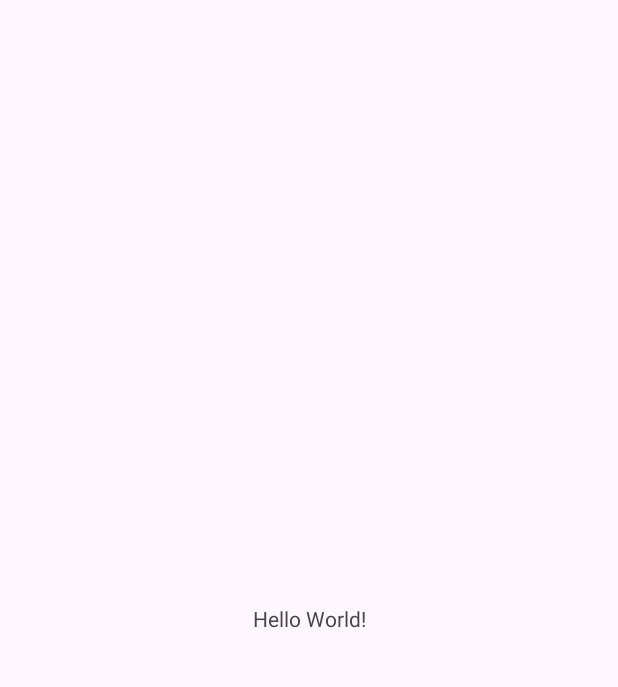
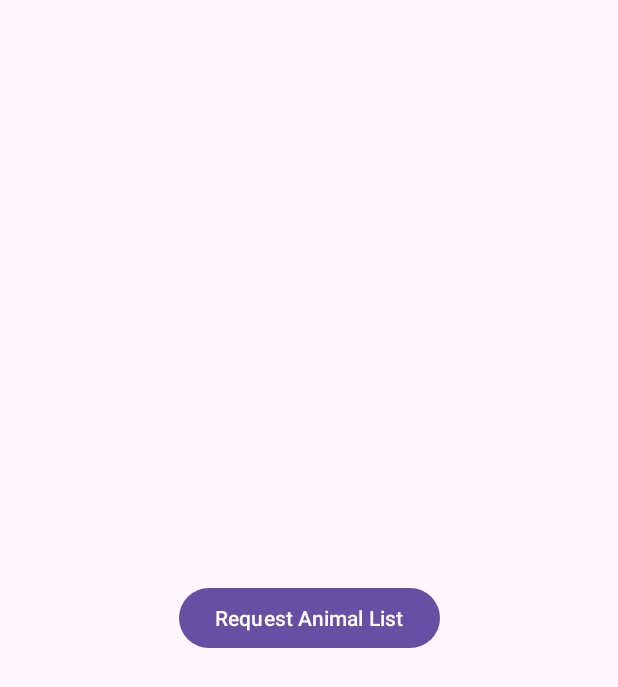
Before and after one commit to sergionaude/MVI_animals_list, an Android app: the screen it shows after launch (MainActivity), on a phone screen of 412 x 824 dp. Before the commit the part shown is almost empty. Shown: the top 687 px of the screen. Run offline under Robolectric (Android 15) with nearby library versions, the phone set to English and light mode, and no system bars.

Commit message:
Add recyclerView adapter, recyclewrView Holder, Add animal item, add viewbinding

```diff
--- a/app/src/main/java/com/sergionaude/mvi_animals_list/MainActivity.kt
+++ b/app/src/main/java/com/sergionaude/mvi_animals_list/MainActivity.kt
@@ -3,8 +3,12 @@ package com.sergionaude.mvi_animals_list
 import android.os.Bundle
 import androidx.activity.enableEdgeToEdge
 import androidx.appcompat.app.AppCompatActivity
+import com.sergionaude.mvi_animals_list.databinding.ActivityMainBinding
 
 class MainActivity : AppCompatActivity() {
+
+    private val binding : ActivityMainBinding? = null
+
     override fun onCreate(savedInstanceState: Bundle?) {
         super.onCreate(savedInstanceState)
         enableEdgeToEdge()
--- a/app/src/main/java/com/sergionaude/mvi_animals_list/api/AnimalService.kt
+++ b/app/src/main/java/com/sergionaude/mvi_animals_list/api/AnimalService.kt
@@ -5,7 +5,7 @@ import retrofit2.converter.gson.GsonConverterFactory
 
 object AnimalService {
 
-    private const val BASE_URL = "https://raw.githubusercontent.com/CatalinStefan/animalApi/master/"
+    const val BASE_URL = "https://raw.githubusercontent.com/CatalinStefan/animalApi/master/"
 
     private fun getRetrofit() = Retrofit.Builder()
         .baseUrl(BASE_URL)
--- a/app/src/main/java/com/sergionaude/mvi_animals_list/view/MainViewModel.kt
+++ b/app/src/main/java/com/sergionaude/mvi_animals_list/vm/MainViewModel.kt
@@ -1,9 +1,11 @@
-package com.sergionaude.mvi_animals_list.view
+package com.sergionaude.mvi_animals_list.vm
 
 import android.app.Application
 import androidx.lifecycle.AndroidViewModel
 import androidx.lifecycle.viewModelScope
 import com.sergionaude.mvi_animals_list.api.AnimalRepository
+import com.sergionaude.mvi_animals_list.view.MainIntent
+import com.sergionaude.mvi_animals_list.view.MainState
 import kotlinx.coroutines.channels.Channel
 import kotlinx.coroutines.flow.MutableStateFlow
 import kotlinx.coroutines.flow.StateFlow
@@ -37,7 +39,7 @@ class MainViewModel(private val animalRepository: AnimalRepository, application:
         viewModelScope.launch {
             _userStates.value = MainState.Loading
             _userStates.value = try {
-             MainState.Animals(animalRepository.getAnimals())
+                MainState.Animals(animalRepository.getAnimals())
             }
             catch (e: Exception){
                 MainState.Error("${e.message}")
--- a/app/src/main/res/layout/activity_main.xml
+++ b/app/src/main/res/layout/activity_main.xml
@@ -7,10 +7,31 @@
     android:layout_height="match_parent"
     tools:context=".MainActivity">
 
-    <TextView
+    <androidx.recyclerview.widget.RecyclerView
+        android:id="@+id/recyclerView"
+        android:layout_width="0dp"
+        android:layout_height="0dp"
+        android:visibility="gone"
+        app:layout_constraintBottom_toBottomOf="parent"
+        app:layout_constraintEnd_toEndOf="parent"
+        app:layout_constraintStart_toStartOf="parent"
+        app:layout_constraintTop_toTopOf="parent" />
+
+    <ProgressBar
+        android:id="@+id/progressBar"
+        android:layout_width="200dp"
+        android:layout_height="200dp"
+        android:visibility="gone"
+        app:layout_constraintBottom_toBottomOf="parent"
+        app:layout_constraintEnd_toEndOf="parent"
+        app:layout_constraintStart_toStartOf="parent"
+        app:layout_constraintTop_toTopOf="parent" />
+
+    <Button
+        android:id="@+id/button"
         android:layout_width="wrap_content"
         android:layout_height="wrap_content"
-        android:text="Hello World!"
+        android:text="Request Animal List"
         app:layout_constraintBottom_toBottomOf="parent"
         app:layout_constraintEnd_toEndOf="parent"
         app:layout_constraintStart_toStartOf="parent"
--- a/gradle/libs.versions.toml
+++ b/gradle/libs.versions.toml
@@ -1,6 +1,7 @@
 [versions]
 agp = "8.7.0"
 converterGson = "2.9.0"
+glide = "4.16.0"
 kotlin = "1.9.24"
 coreKtx = "1.13.1"
 junit = "4.13.2"
@@ -19,6 +20,7 @@ androidx-lifecycle-compiler = { module = "androidx.lifecycle:lifecycle-compiler"
 androidx-lifecycle-livedata-ktx = { module = "androidx.lifecycle:lifecycle-livedata-ktx", version.ref = "lifecycleViewmodelKtx" }
 androidx-lifecycle-viewmodel-ktx = { module = "androidx.lifecycle:lifecycle-viewmodel-ktx", version.ref = "lifecycleViewmodelKtx" }
 converter-gson = { module = "com.squareup.retrofit2:converter-gson", version.ref = "converterGson" }
+glide = { module = "com.github.bumptech.glide:glide", version.ref = "glide" }
 junit = { group = "junit", name = "junit", version.ref = "junit" }
 androidx-junit = { group = "androidx.test.ext", name = "junit", version.ref = "junitVersion" }
 androidx-espresso-core = { group = "androidx.test.espresso", name = "espresso-core", version.ref = "espressoCore" }
```
Also changed, not shown: app/build.gradle.kts (+7 -0 lines), app/src/main/java/com/sergionaude/mvi_animals_list/view/recyclerview/AnimalListAdapter.kt (added, +27 -0 lines), app/src/main/java/com/sergionaude/mvi_animals_list/view/recyclerview/AnimalViewHolder.kt (added, +27 -0 lines), app/src/main/res/layout/animal_item.xml (added, +47 -0 lines).
